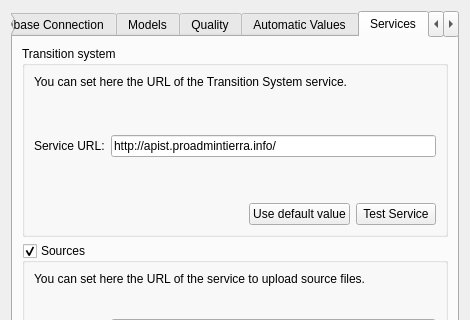
The window that asistente_ladm_col/ui/dialogs/dlg_settings.ui (SwissTierrasColombia/Asistente-LADM-COL) describes before a commit, drawn with Qt 5; both pictures show x 0 to 470 and y 0 to 320 of the 470 by 486 pixel window.
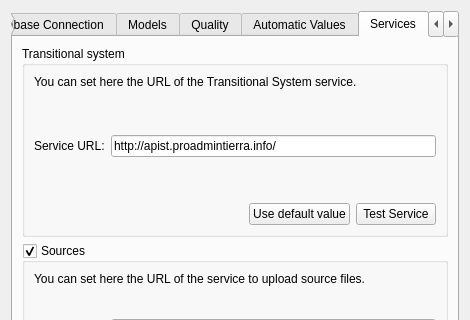
The same window after the commit. The open tabs and pages were chosen to show the change. Icons and pictures are not drawn. Custom widgets are drawn as their Qt base class.

Commit message: [st] 'Transition' to 'Transitional'

The edit to the form file:
```diff
--- a/asistente_ladm_col/ui/dialogs/dlg_settings.ui
+++ b/asistente_ladm_col/ui/dialogs/dlg_settings.ui
@@ -461,7 +461,7 @@
           </sizepolicy>
          </property>
          <property name="title">
-          <string>Transition system</string>
+          <string>Transitional system</string>
          </property>
          <layout class="QGridLayout" name="gridLayout_6">
           <item row="4" column="0">
@@ -521,7 +521,7 @@
              </font>
             </property>
             <property name="text">
-             <string>You can set here the URL of the Transition System service.</string>
+             <string>You can set here the URL of the Transitional System service.</string>
             </property>
            </widget>
           </item>
```
Left out of the diff: 8 changed lines with no effect on the pictures. The commit also changes 35 other files.
